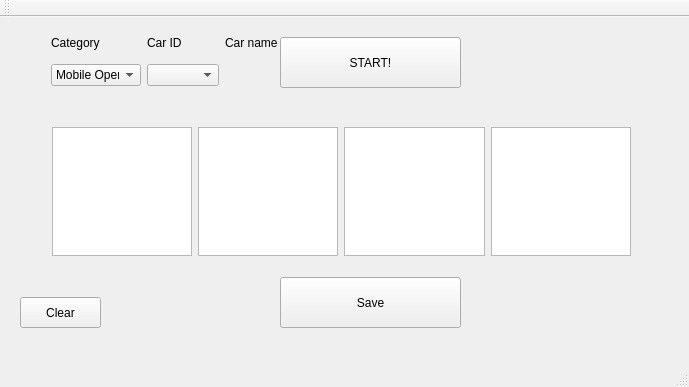
Before: the Qt Designer form Software/Race/windowrace.ui in martro/RoboDriftSensors, drawn with Qt 5.
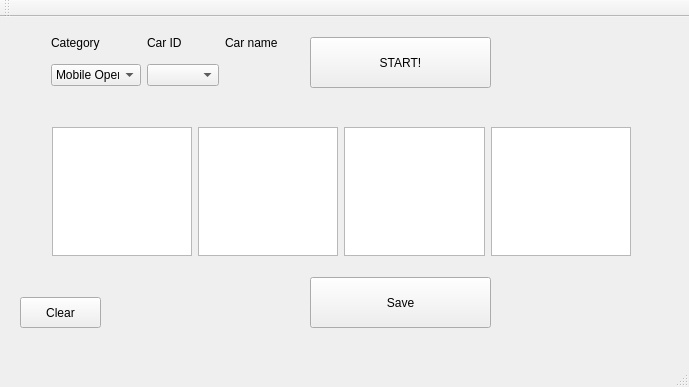
After: the same form once the commit is applied.

What changed in the file:
```diff
--- a/Software/Race/windowrace.ui
+++ b/Software/Race/windowrace.ui
@@ -17,7 +17,7 @@
    <widget class="QPushButton" name="buttonStart">
     <property name="geometry">
      <rect>
-      <x>280</x>
+      <x>310</x>
       <y>20</y>
       <width>181</width>
       <height>51</height>
@@ -43,7 +43,7 @@
    <widget class="QPushButton" name="buttonSave">
     <property name="geometry">
      <rect>
-      <x>280</x>
+      <x>310</x>
       <y>260</y>
       <width>181</width>
       <height>51</height>
```
